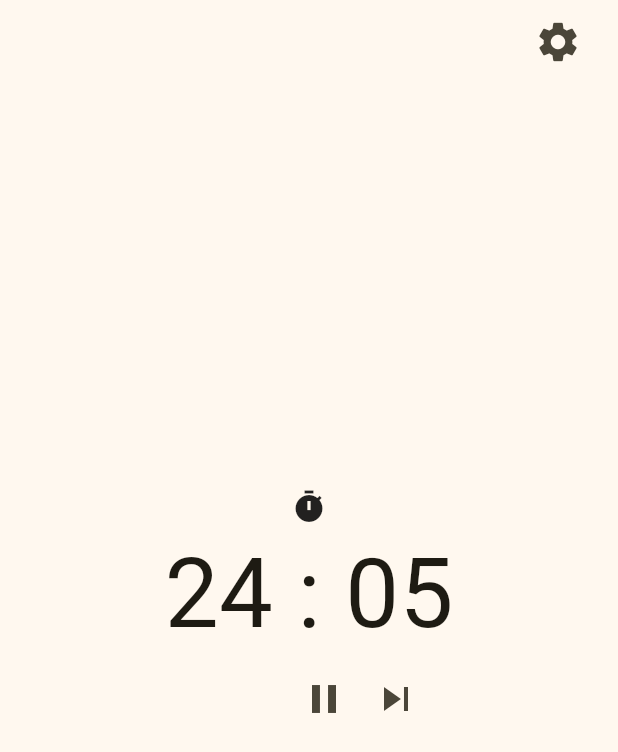
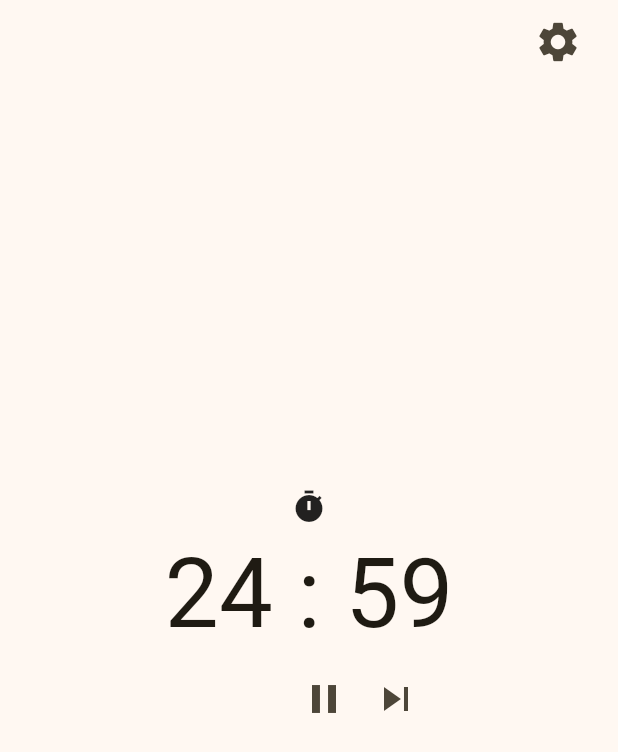
Before and after one commit to SamyrOR/pomo_tempus, a Flutter app: the screen it shows after launch, after a tap on the "play arrow" icon, on a phone screen of 412 x 824 dp. Shown: the top 752 px of the screen. Run offline on Flutter 3.47's test engine with Material 3 defaults, Android fonts, the light colour scheme and no system bars; our stand-ins replace flutter_colorpicker, freezed_annotation, go_router, shared_preferences; missing offline and left inert: windows_notification.

Commit message:
feat: finished to add features of the application idea

```diff
--- a/lib/main.dart
+++ b/lib/main.dart
@@ -1,5 +1,7 @@
 import 'package:flutter/material.dart';
 import 'package:go_router/go_router.dart';
+import 'package:pomo_tempus/data/repositories/settings_repository.dart';
+import 'package:pomo_tempus/data/services/shared_preferences_service.dart';
 import 'package:pomo_tempus/theme_handler.dart';
 import 'package:pomo_tempus/ui/home/view_models/home_view_model.dart';
 import 'package:pomo_tempus/ui/home/widgets/home_page.dart';
@@ -9,7 +11,19 @@ void main() async {
   WidgetsFlutterBinding.ensureInitialized();
   runApp(
     MultiProvider(
-      providers: [ChangeNotifierProvider(create: (_) => HomeViewModel())],
+      providers: [
+        Provider(lazy: true, create: (_) => SharedPreferencesService()),
+        Provider(
+          lazy: true,
+          create:
+              (context) =>
+                  SettingsRepository(sharedPreferencesService: context.read()),
+        ),
+        ChangeNotifierProvider(
+          create:
+              (context) => HomeViewModel(settingsRepository: context.read()),
+        ),
+      ],
       child: MainApp(),
     ),
   );
--- a/lib/theme_handler.dart
+++ b/lib/theme_handler.dart
@@ -14,7 +14,7 @@ class ThemeHandler {
     ColorScheme.fromSeed(seedColor: Colors.amberAccent),
   );
 
-  void updateTheme(ColorScheme newTheme) {
-    themeNotifier.value = newTheme;
+  void updateTheme(Color newTheme) {
+    themeNotifier.value = ColorScheme.fromSeed(seedColor: newTheme);
   }
 }
--- a/lib/ui/home/view_models/home_view_model.dart
+++ b/lib/ui/home/view_models/home_view_model.dart
@@ -1,17 +1,27 @@
 import 'dart:async';
+import 'dart:ui';
 
 import 'package:flutter/foundation.dart';
+import 'package:pomo_tempus/domain/models/settings.dart';
+import 'package:pomo_tempus/theme_handler.dart';
 import 'package:windows_notification/notification_message.dart';
 import 'package:windows_notification/windows_notification.dart';
 
+import '../../../data/repositories/settings_repository.dart';
+import '../../../utils/result.dart';
+
 class HomeViewModel with ChangeNotifier, DiagnosticableTreeMixin {
-  HomeViewModel();
+  HomeViewModel({required SettingsRepository settingsRepository})
+    : _settingsRepository = settingsRepository;
+
+  final SettingsRepository _settingsRepository;
 
   Duration focusTimer = Duration(minutes: 25);
   Duration shortBreakTimer = Duration(minutes: 5);
   Duration longBreakTimer = Duration(minutes: 15);
   Duration minuteInSeconds = Duration(seconds: 0);
   late Duration actualTimer = focusTimer;
+  late Color pickerColor;
   String actualTimerString = 'focus';
   int cyclesCounter = 0;
   // late String formattedTimer = formatTimer(actualTimer);
@@ -22,26 +32,67 @@ class HomeViewModel with ChangeNotifier, DiagnosticableTreeMixin {
     "Focus time",
   );
   bool isPlaying = false;
-  bool isNotificationEnabled = true;
+  late bool isNotificationEnabled;
 
-  void play() {
+  Future<void> init() async {
+    final settings = await _settingsRepository.getSettings();
+    switch (settings) {
+      case Ok<Settings?>():
+        if (settings.value != null) {
+          focusTimer = Duration(minutes: settings.value!.focusTime);
+          shortBreakTimer = Duration(minutes: settings.value!.shortBreak);
+          longBreakTimer = Duration(minutes: settings.value!.longBreak);
+          actualTimer = focusTimer;
+          pickerColor = settings.value!.themeColor;
+          ThemeHandler.instance.updateTheme(pickerColor);
+          isNotificationEnabled = settings.value!.isNotificationEnabled;
+          notifyListeners();
+        } else {
+          final initialSettings = Settings.initial();
+          focusTimer = Duration(minutes: initialSettings.focusTime);
+          shortBreakTimer = Duration(minutes: initialSettings.shortBreak);
+          longBreakTimer = Duration(minutes: initialSettings.longBreak);
+          pickerColor = initialSettings.themeColor;
+          ThemeHandler.instance.updateTheme(pickerColor);
+          actualTimer = focusTimer;
+          isNotificationEnabled = initialSettings.isNotificationEnabled;
+          final resultSave = await _settingsRepository.saveSettings(
+            initialSettings,
+          );
+          notifyListeners();
+          switch (resultSave) {
+            case Ok<void>():
+            case Error<void>():
+              // TODO: Handle this case.
+              throw UnimplementedError();
+          }
+        }
+      case Error<Settings?>():
+        // TODO: Handle this case.
+        throw UnimplementedError();
+    }
+  }
+
+  void play() async {
     isPlaying = !isPlaying;
     // print(isPlaying);
-    decrementTimer();
+    await decrementTimer();
     notifyListeners();
   }
 
-  void decrementTimer() async {
+  void startTimer() {}
+
+  Future<void> decrementTimer() async {
     //Code partially generated with help of Gemini IA of Google
-    Timer.periodic(Duration(seconds: 1), (timer) {
+    Timer.periodic(Duration(seconds: 1), (timer) async {
       if (isPlaying) {
         if (actualTimer.inSeconds == 0 && minuteInSeconds.inSeconds == 0) {
           timer.cancel();
-          nextTimer();
+          await nextTimer();
         }
         if (minuteInSeconds.inSeconds == 0) {
           actualTimer -= Duration(minutes: 1);
-          minuteInSeconds = Duration(seconds: 5);
+          minuteInSeconds = Duration(seconds: 59);
           // formatTimer(focusTimer);
           notifyListeners();
         } else {
@@ -55,7 +106,7 @@ class HomeViewModel with ChangeNotifier, DiagnosticableTreeMixin {
     });
   }
 
-  void nextTimer() async {
+  Future<void> nextTimer() async {
     if (cyclesCounter > 0 && cyclesCounter % 4 == 0) {
       actualTimer = longBreakTimer;
       actualTimerString = 'longBreak';
@@ -94,6 +145,42 @@ class HomeViewModel with ChangeNotifier, DiagnosticableTreeMixin {
     notifyListeners();
   }
 
+  void changeSettings(Settings settings) async {
+    focusTimer = Duration(minutes: settings.focusTime);
+    shortBreakTimer = Duration(minutes: settings.shortBreak);
+    longBreakTimer = Duration(minutes: settings.longBreak);
+    pickerColor = settings.themeColor;
+    ThemeHandler.instance.updateTheme(pickerColor);
+    if (actualTimerString == 'focus') {
+      actualTimer = focusTimer;
+    } else if (actualTimerString == 'shortBreak') {
+      actualTimer = shortBreakTimer;
+    } else {
+      actualTimer = longBreakTimer;
+    }
+    final resultSave = await _settingsRepository.saveSettings(settings);
+    minuteInSeconds = Duration(seconds: 0);
+    notifyListeners();
+    switch (resultSave) {
+      case Ok<void>():
+        break;
+      case Error<void>():
+        // TODO: Handle this case.
+        throw UnimplementedError();
+    }
+  }
+
+  void changeNotification(value) {
+    isNotificationEnabled = value;
+    notifyListeners();
+  }
+
+  void changeTheme(Color color) {
+    pickerColor = color;
+    // ThemeHandler.instance.updateTheme(pickerColor);
+    notifyListeners();
+  }
+
   // formatTimer(Duration actualTime) {
   //   formattedTimer =
   //       '${actualTimer.inMinutes < 10 ? '0' : ''}${actualTimer.inMinutes} : ${minuteInSeconds.inSeconds < 10 ? '0' : ''}${minuteInSeconds.inSeconds}';
```
Also changed, not shown: lib/ui/home/widgets/home_page.dart (+50 -6 lines).
